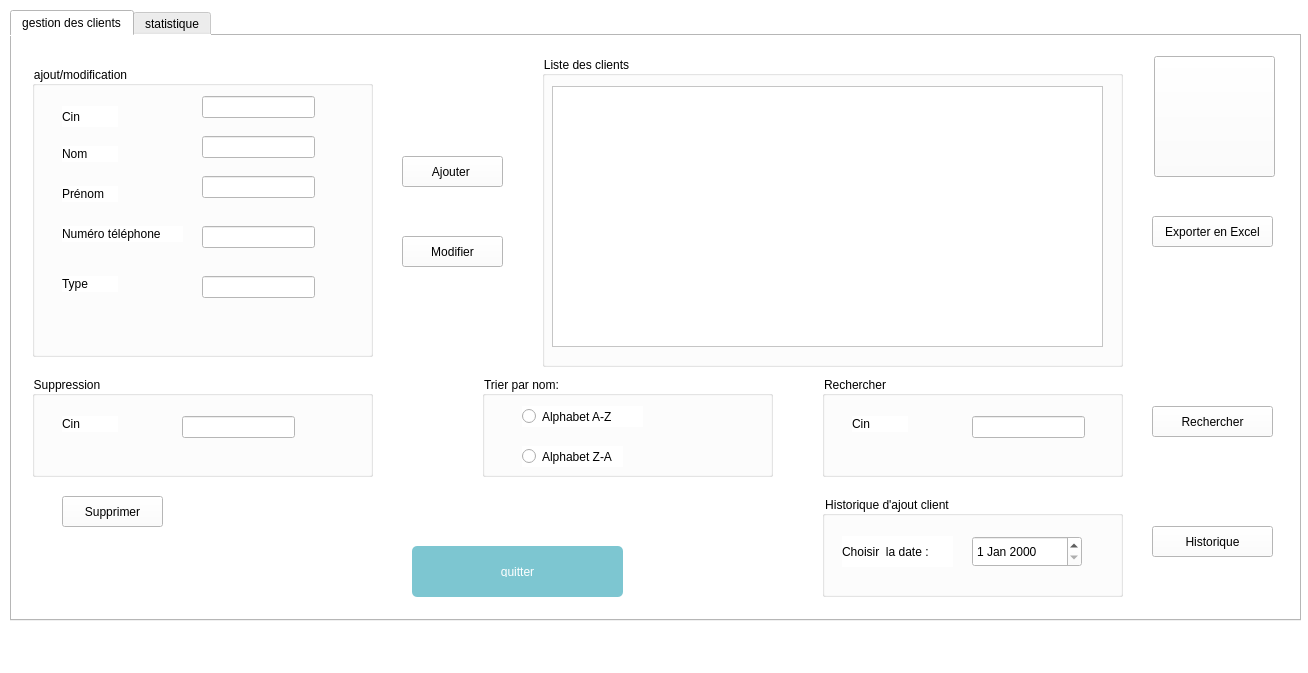
This is mainwindow.ui in MaramBr/Smart-Real-Estate-2A9 as Qt 5 draws it before an edit. The edited form follows.
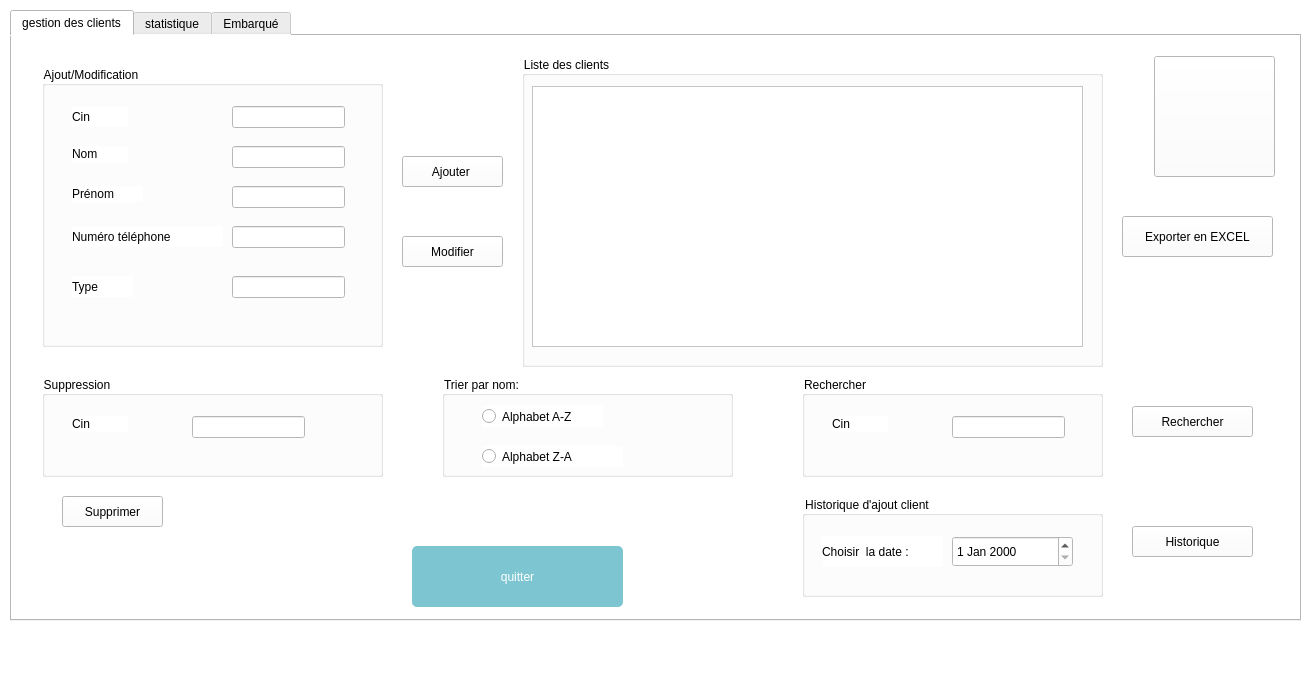
This is the edited form. The open tabs and pages were chosen to show the change. Icons and pictures are not drawn. Custom widgets are drawn as their Qt base class.

What changed in the file:
```diff
--- a/mainwindow.ui
+++ b/mainwindow.ui
@@ -43,14 +43,17 @@
      <widget class="QGroupBox" name="groupBox">
       <property name="geometry">
        <rect>
-        <x>20</x>
+        <x>30</x>
         <y>30</y>
         <width>341</width>
-        <height>291</height>
+        <height>281</height>
        </rect>
       </property>
+      <property name="styleSheet">
+       <string notr="true">font: 75 10pt &quot;MS Shell Dlg 2&quot;;</string>
+      </property>
       <property name="title">
-       <string>ajout/modification</string>
+       <string>Ajout/Modification</string>
       </property>
       <widget class="QLabel" name="label">
        <property name="geometry">
@@ -83,7 +86,7 @@
         <rect>
          <x>30</x>
          <y>120</y>
-         <width>56</width>
+         <width>71</width>
          <height>16</height>
         </rect>
        </property>
@@ -96,8 +99,8 @@
         <rect>
          <x>30</x>
          <y>160</y>
-         <width>121</width>
-         <height>16</height>
+         <width>151</width>
+         <height>21</height>
         </rect>
        </property>
        <property name="text">
@@ -109,8 +112,8 @@
         <rect>
          <x>30</x>
          <y>210</y>
-         <width>56</width>
-         <height>16</height>
+         <width>61</width>
+         <height>21</height>
         </rect>
        </property>
        <property name="text">
@@ -120,8 +123,8 @@
       <widget class="QLineEdit" name="le_cin">
        <property name="geometry">
         <rect>
-         <x>170</x>
-         <y>30</y>
+         <x>190</x>
+         <y>40</y>
          <width>113</width>
          <height>22</height>
         </rect>
@@ -130,8 +133,8 @@
       <widget class="QLineEdit" name="le_nom">
        <property name="geometry">
         <rect>
-         <x>170</x>
-         <y>70</y>
+         <x>190</x>
+         <y>80</y>
          <width>113</width>
          <height>22</height>
         </rect>
@@ -140,8 +143,8 @@
       <widget class="QLineEdit" name="le_prenom">
        <property name="geometry">
         <rect>
-         <x>170</x>
-         <y>110</y>
+         <x>190</x>
+         <y>120</y>
          <width>113</width>
          <height>22</height>
         </rect>
@@ -150,7 +153,7 @@
       <widget class="QLineEdit" name="le_num">
        <property name="geometry">
         <rect>
-         <x>170</x>
+         <x>190</x>
          <y>160</y>
          <width>113</width>
          <height>22</height>
@@ -160,7 +163,7 @@
       <widget class="QLineEdit" name="le_type">
        <property name="geometry">
         <rect>
-         <x>170</x>
+         <x>190</x>
          <y>210</y>
          <width>113</width>
          <height>22</height>
@@ -200,7 +203,7 @@
         <x>400</x>
         <y>510</y>
         <width>211</width>
-        <height>51</height>
+        <height>61</height>
        </rect>
       </property>
       <property name="styleSheet">
@@ -265,12 +268,15 @@
      <widget class="QGroupBox" name="groupBox_9">
       <property name="geometry">
        <rect>
-        <x>20</x>
+        <x>30</x>
         <y>340</y>
         <width>341</width>
         <height>101</height>
        </rect>
       </property>
+      <property name="styleSheet">
+       <string notr="true">font: 75 10pt &quot;MS Shell Dlg 2&quot;;</string>
+      </property>
       <property name="title">
        <string>Suppression</string>
       </property>
@@ -314,12 +320,15 @@
      <widget class="QGroupBox" name="groupBox_10">
       <property name="geometry">
        <rect>
-        <x>530</x>
+        <x>510</x>
         <y>20</y>
         <width>581</width>
         <height>311</height>
        </rect>
       </property>
+      <property name="styleSheet">
+       <string notr="true">font: 75 10pt &quot;MS Shell Dlg 2&quot;;</string>
+      </property>
       <property name="title">
        <string>Liste des clients</string>
       </property>
@@ -332,30 +341,39 @@
          <height>261</height>
         </rect>
        </property>
+       <property name="styleSheet">
+        <string notr="true">font: 75 9pt &quot;MS Shell Dlg 2&quot;;</string>
+       </property>
       </widget>
      </widget>
      <widget class="QPushButton" name="pushButton_12">
       <property name="geometry">
        <rect>
-        <x>1140</x>
+        <x>1110</x>
         <y>180</y>
-        <width>121</width>
-        <height>31</height>
+        <width>151</width>
+        <height>41</height>
        </rect>
       </property>
+      <property name="styleSheet">
+       <string notr="true">font: 75 10pt &quot;MS Shell Dlg 2&quot;;</string>
+      </property>
       <property name="text">
-       <string>Exporter en Excel</string>
+       <string>Exporter en EXCEL</string>
       </property>
      </widget>
      <widget class="QGroupBox" name="groupBox_11">
       <property name="geometry">
        <rect>
-        <x>810</x>
+        <x>790</x>
         <y>340</y>
         <width>301</width>
         <height>101</height>
        </rect>
       </property>
+      <property name="styleSheet">
+       <string notr="true">font: 75 10pt &quot;MS Shell Dlg 2&quot;;</string>
+      </property>
       <property name="title">
        <string>Rechercher</string>
       </property>
@@ -386,12 +404,15 @@
      <widget class="QPushButton" name="pushButton_13">
       <property name="geometry">
        <rect>
-        <x>1140</x>
+        <x>1120</x>
         <y>370</y>
         <width>121</width>
         <height>31</height>
        </rect>
       </property>
+      <property name="styleSheet">
+       <string notr="true">font: 75 10pt &quot;MS Shell Dlg 2&quot;;</string>
+      </property>
       <property name="text">
        <string>Rechercher</string>
       </property>
@@ -399,12 +420,15 @@
      <widget class="QGroupBox" name="groupBox_3">
       <property name="geometry">
        <rect>
-        <x>470</x>
+        <x>430</x>
         <y>340</y>
         <width>291</width>
         <height>101</height>
        </rect>
       </property>
+      <property name="styleSheet">
+       <string notr="true">font: 75 10pt &quot;MS Shell Dlg 2&quot;;</string>
+      </property>
       <property name="title">
        <string>Trier par nom:</string>
       </property>
@@ -426,7 +450,7 @@
         <rect>
          <x>40</x>
          <y>70</y>
-         <width>101</width>
+         <width>141</width>
          <height>21</height>
         </rect>
        </property>
@@ -438,12 +462,15 @@
      <widget class="QGroupBox" name="groupBox_4">
       <property name="geometry">
        <rect>
-        <x>810</x>
+        <x>790</x>
         <y>460</y>
         <width>301</width>
         <height>101</height>
        </rect>
       </property>
+      <property name="styleSheet">
+       <string notr="true">font: 75 10pt &quot;MS Shell Dlg 2&quot;;</string>
+      </property>
       <property name="title">
        <string>Historique d'ajout client</string>
       </property>
@@ -452,7 +479,7 @@
         <rect>
          <x>20</x>
          <y>40</y>
-         <width>111</width>
+         <width>121</width>
          <height>31</height>
         </rect>
        </property>
@@ -465,7 +492,7 @@
         <rect>
          <x>150</x>
          <y>40</y>
-         <width>110</width>
+         <width>121</width>
          <height>31</height>
         </rect>
        </property>
@@ -491,12 +518,15 @@
      <widget class="QPushButton" name="historique">
       <property name="geometry">
        <rect>
-        <x>1140</x>
+        <x>1120</x>
         <y>490</y>
         <width>121</width>
         <height>31</height>
        </rect>
       </property>
+      <property name="styleSheet">
+       <string notr="true">font: 75 10pt &quot;MS Shell Dlg 2&quot;;</string>
+      </property>
       <property name="text">
        <string>Historique</string>
       </property>
@@ -651,6 +681,102 @@
       </property>
      </widget>
     </widget>
+    <widget class="QWidget" name="tab_2">
+     <attribute name="title">
+      <string>Embarqué</string>
+     </attribute>
+     <widget class="QGroupBox" name="groupBox_2">
+      <property name="geometry">
+       <rect>
+        <x>120</x>
+        <y>80</y>
+        <width>311</width>
+        <height>221</height>
+       </rect>
+      </property>
+      <property name="styleSheet">
+       <string notr="true">font: 75 10pt &quot;MS Shell Dlg 2&quot;;</string>
+      </property>
+      <property name="title">
+       <string>Gestion Parking</string>
+      </property>
+      <widget class="QLabel" name="label_6">
+       <property name="geometry">
+        <rect>
+         <x>20</x>
+         <y>60</y>
+         <width>56</width>
+         <height>16</height>
+        </rect>
+       </property>
+       <property name="text">
+        <string>CIN :</string>
+       </property>
+      </widget>
+      <widget class="QLabel" name="label_7">
+       <property name="geometry">
+        <rect>
+         <x>20</x>
+         <y>120</y>
+         <width>56</width>
+         <height>16</height>
+        </rect>
+       </property>
+       <property name="text">
+        <string>Etat :</string>
+       </property>
+      </widget>
+      <widget class="QLabel" name="CIN">
+       <property name="geometry">
+        <rect>
+         <x>110</x>
+         <y>60</y>
+         <width>131</width>
+         <height>16</height>
+        </rect>
+       </property>
+       <property name="text">
+        <string>TextLabel</string>
+       </property>
+      </widget>
+      <widget class="QLabel" name="Etat">
+       <property name="geometry">
+        <rect>
+         <x>110</x>
+         <y>120</y>
+         <width>121</width>
+         <height>16</height>
+        </rect>
+       </property>
+       <property name="text">
+        <string>TextLabel</string>
+       </property>
+      </widget>
+     </widget>
+     <widget class="QPushButton" name="pushButton_4">
+      <property name="geometry">
+       <rect>
+        <x>1070</x>
+        <y>30</y>
+        <width>121</width>
+        <height>111</height>
+       </rect>
+      </property>
+      <property name="text">
+       <string/>
+      </property>
+      <property name="icon">
+       <iconset>
+        <normaloff>../logo.png</normaloff>../logo.png</iconset>
+      </property>
+      <property name="iconSize">
+       <size>
+        <width>120</width>
+        <height>120</height>
+       </size>
+      </property>
+     </widget>
+    </widget>
    </widget>
   </widget>
   <widget class="QMenuBar" name="menubar">
```
Left out of the diff: 25 changed lines with no effect on the pictures.
